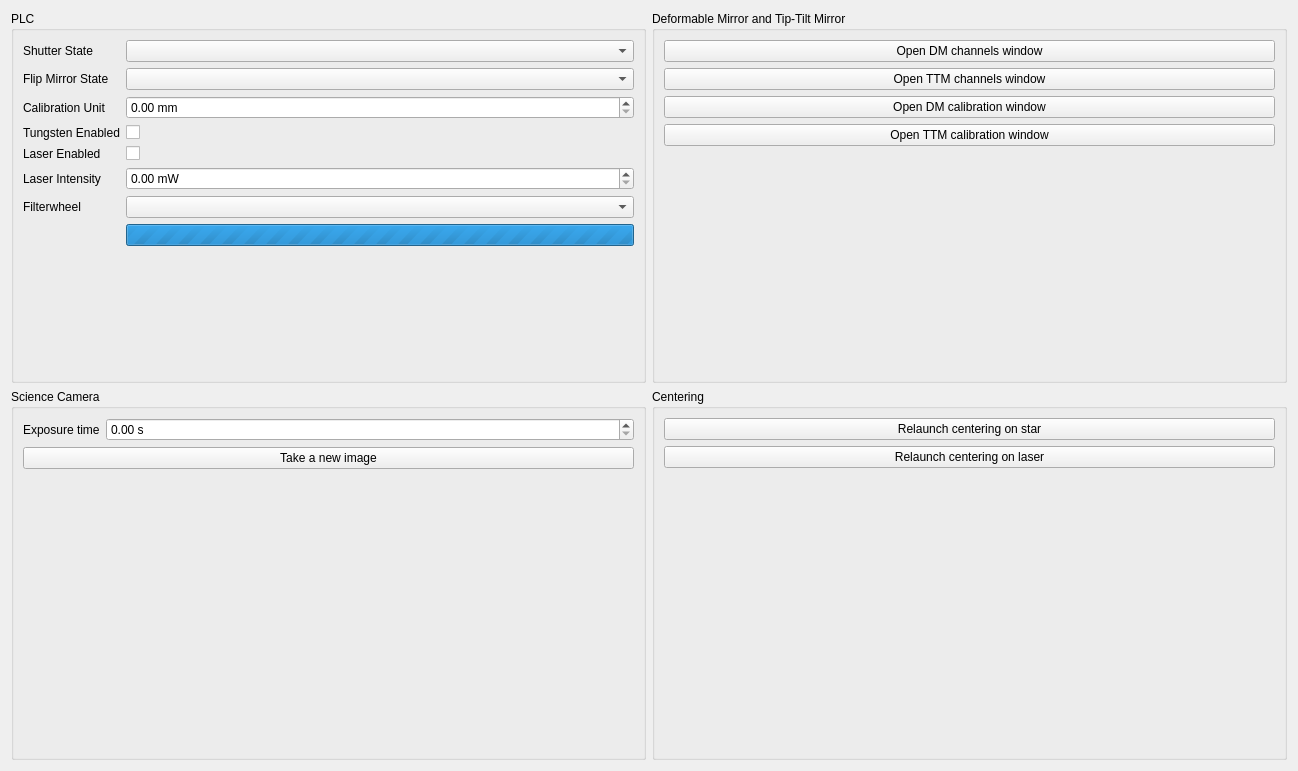
Before: the Qt Designer form guis/ui/engineering.ui in janis-hag/kalao-ics, drawn with Qt 5.
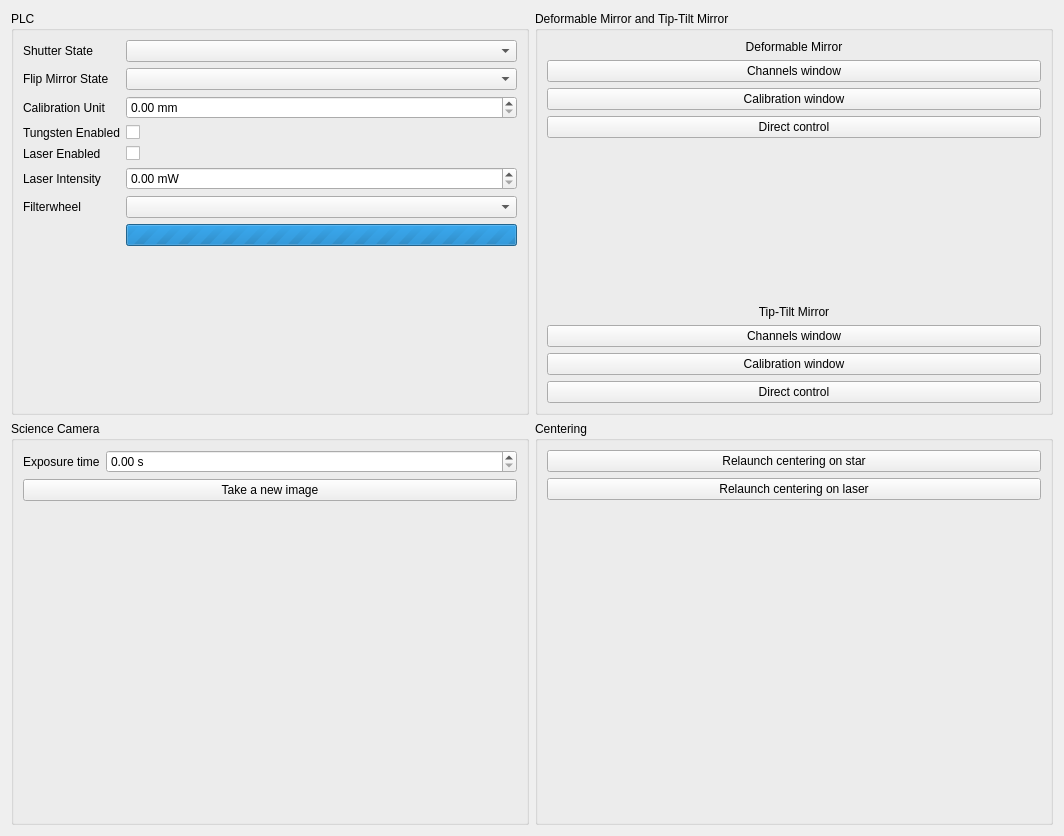
After: the same form once the commit is applied.

Commit message: Add initial ADC and calib unit position, improve engineering scripts, update GUI

```diff
--- a/guis/ui/engineering.ui
+++ b/guis/ui/engineering.ui
@@ -6,8 +6,8 @@
    <rect>
     <x>0</x>
     <y>0</y>
-    <width>1298</width>
-    <height>771</height>
+    <width>1064</width>
+    <height>836</height>
    </rect>
   </property>
   <property name="windowTitle">
@@ -140,31 +140,34 @@
       <string>Deformable Mirror and Tip-Tilt Mirror</string>
      </property>
      <layout class="QVBoxLayout" name="verticalLayout_4">
+      <item>
+       <widget class="QLabel" name="dm_label">
+        <property name="text">
+         <string>Deformable Mirror</string>
+        </property>
+        <property name="alignment">
+         <set>Qt::AlignCenter</set>
+        </property>
+       </widget>
+      </item>
       <item>
        <widget class="QPushButton" name="dm_channels_button">
         <property name="text">
-         <string>Open DM channels window</string>
-        </property>
-       </widget>
-      </item>
-      <item>
-       <widget class="QPushButton" name="ttm_channels_button">
-        <property name="text">
-         <string>Open TTM channels window</string>
+         <string>Channels window</string>
         </property>
        </widget>
       </item>
       <item>
        <widget class="QPushButton" name="dm_calibration_button">
         <property name="text">
-         <string>Open DM calibration window</string>
+         <string>Calibration window</string>
         </property>
        </widget>
       </item>
       <item>
-       <widget class="QPushButton" name="ttm_calibration_button">
+       <widget class="QPushButton" name="dm_direct_control_button">
         <property name="text">
-         <string>Open TTM calibration window</string>
+         <string>Direct control</string>
         </property>
        </widget>
       </item>
@@ -181,6 +184,37 @@
         </property>
        </spacer>
       </item>
+      <item>
+       <widget class="QLabel" name="ttm_label">
+        <property name="text">
+         <string>Tip-Tilt Mirror</string>
+        </property>
+        <property name="alignment">
+         <set>Qt::AlignCenter</set>
+        </property>
+       </widget>
+      </item>
+      <item>
+       <widget class="QPushButton" name="ttm_channels_button">
+        <property name="text">
+         <string>Channels window</string>
+        </property>
+       </widget>
+      </item>
+      <item>
+       <widget class="QPushButton" name="ttm_calibration_button">
+        <property name="text">
+         <string>Calibration window</string>
+        </property>
+       </widget>
+      </item>
+      <item>
+       <widget class="QPushButton" name="ttm_direct_control_button">
+        <property name="text">
+         <string>Direct control</string>
+        </property>
+       </widget>
+      </item>
      </layout>
     </widget>
    </item>
```
The commit also changes 29 other files.
